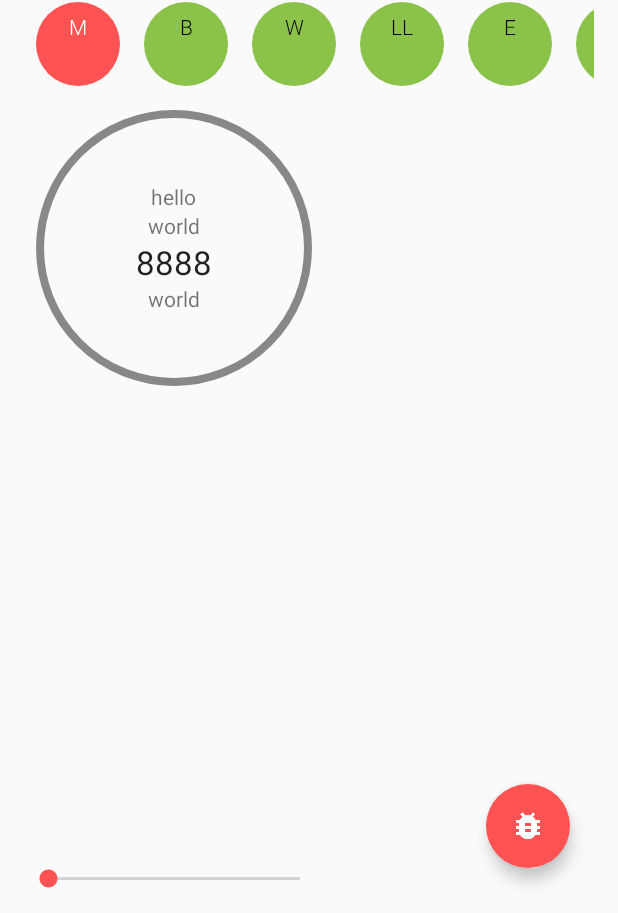
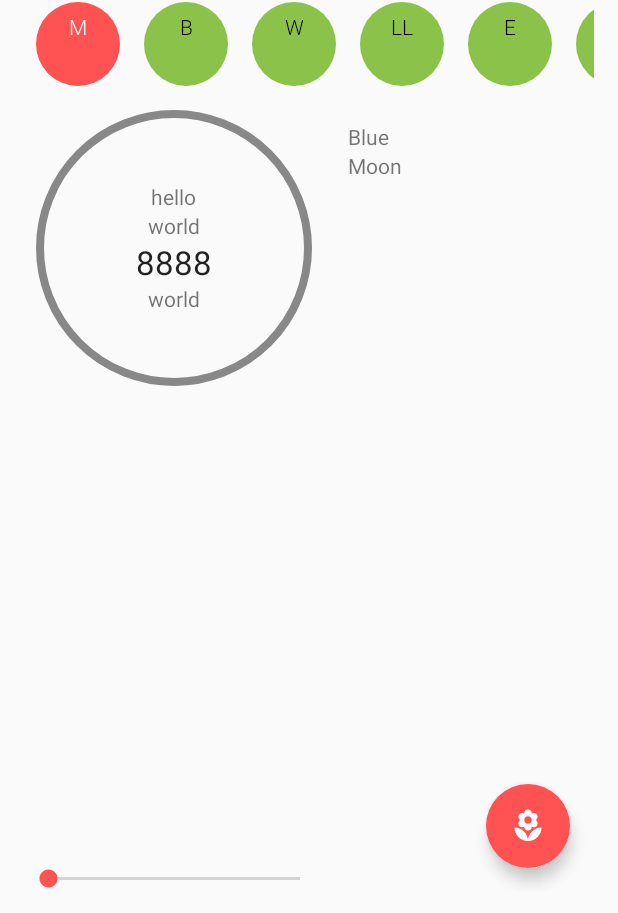
Before and after one commit to maiatoday/Minotaur, an Android app: the screen it shows after launch (MainActivity), on a phone screen of 412 x 824 dp. Shown: the part 320-1233 px from the top of the screen. Run offline under Robolectric (Android 15) with nearby library versions, the phone set to English and light mode, and no system bars; our stand-ins replace data binding.

```diff
--- a/app/build.gradle
+++ b/app/build.gradle
@@ -1,13 +1,14 @@
 apply plugin: 'com.android.application'
+apply plugin: 'com.android.databinding'
 
 android {
-    compileSdkVersion 22
-    buildToolsVersion "22.0.1"
+    compileSdkVersion 23
+    buildToolsVersion "23.0.1"
 
     defaultConfig {
         applicationId "net.maiatoday.minotaur"
         minSdkVersion 14
-        targetSdkVersion 22
+        targetSdkVersion 23
         versionCode 1
         versionName "1.0"
     }
@@ -22,7 +23,7 @@ android {
 dependencies {
     compile fileTree(dir: 'libs', include: ['*.jar'])
 
-    compile 'com.android.support:appcompat-v7:22.2.0'
-    compile 'com.android.support:support-v4:22.2.0'
-    compile 'com.android.support:design:22.2.0'
+    compile 'com.android.support:appcompat-v7:23.0.1'
+    compile 'com.android.support:support-v4:23.0.1'
+    compile 'com.android.support:design:23.0.1'
 }
--- /dev/null
+++ b/app/src/main/java/net/maiatoday/minotaur/User.java
@@ -0,0 +1,13 @@
+package net.maiatoday.minotaur;
+
+/**
+ * Created by maia on 2015/09/08.
+ */
+public class User {
+    public final String firstName;
+    public final String lastName;
+    public User(String firstName, String lastName) {
+        this.firstName = firstName;
+        this.lastName = lastName;
+    }
+}
--- a/app/src/main/java/net/maiatoday/minotaur/ui/activity/MainActivity.java
+++ b/app/src/main/java/net/maiatoday/minotaur/ui/activity/MainActivity.java
@@ -1,6 +1,7 @@
 package net.maiatoday.minotaur.ui.activity;
 
 import android.content.Intent;
+import android.databinding.DataBindingUtil;
 import android.os.Bundle;
 import android.support.design.widget.FloatingActionButton;
 import android.support.v4.app.Fragment;
@@ -12,12 +13,15 @@ import android.view.Menu;
 import android.view.MenuItem;
 import android.view.View;
 import android.view.ViewGroup;
+import android.view.animation.Animation;
 import android.widget.RadioGroup;
 import android.widget.SeekBar;
 import android.widget.TextView;
 import android.widget.Toast;
 
 import net.maiatoday.minotaur.R;
+import net.maiatoday.minotaur.User;
+import net.maiatoday.minotaur.databinding.FragmentMainBinding;
 import net.maiatoday.minotaur.red.Red;
 import net.maiatoday.minotaur.ui.view.LengthPicker;
 import net.maiatoday.minotaur.ui.view.MiniGauge;
@@ -112,10 +116,16 @@ public class MainActivity extends AppCompatActivity {
             updateArea();
         }
 
+
         @Override
         public View onCreateView(LayoutInflater inflater, ViewGroup container,
                                  Bundle savedInstanceState) {
             View rootView = inflater.inflate(R.layout.fragment_main, container, false);
+
+            FragmentMainBinding binding = FragmentMainBinding.bind(rootView);
+            User user = new User("Blue", "Moon");
+            binding.setUser(user);
+
             mWidth = (LengthPicker) rootView.findViewById(R.id.length_picker_width);
             mHeight = (LengthPicker) rootView.findViewById(R.id.length_picker_height);
             mArea = (TextView) rootView.findViewById(R.id.area_text);
--- /dev/null
+++ b/app/src/main/res/drawable/ic_local_florist_24dp.xml
@@ -0,0 +1,9 @@
+<vector xmlns:android="http://schemas.android.com/apk/res/android"
+        android:width="24dp"
+        android:height="24dp"
+        android:viewportWidth="24.0"
+        android:viewportHeight="24.0">
+    <path
+        android:fillColor="#000000"
+        android:pathData="M12,22c4.97,0 9,-4.03 9,-9 -4.97,0 -9,4.03 -9,9zM5.6,10.25c0,1.38 1.12,2.5 2.5,2.5 0.53,0 1.01,-0.16 1.42,-0.44l-0.02,0.19c0,1.38 1.12,2.5 2.5,2.5s2.5,-1.12 2.5,-2.5l-0.02,-0.19c0.4,0.28 0.89,0.44 1.42,0.44 1.38,0 2.5,-1.12 2.5,-2.5 0,-1 -0.59,-1.85 -1.43,-2.25 0.84,-0.4 1.43,-1.25 1.43,-2.25 0,-1.38 -1.12,-2.5 -2.5,-2.5 -0.53,0 -1.01,0.16 -1.42,0.44l0.02,-0.19C14.5,2.12 13.38,1 12,1S9.5,2.12 9.5,3.5l0.02,0.19c-0.4,-0.28 -0.89,-0.44 -1.42,-0.44 -1.38,0 -2.5,1.12 -2.5,2.5 0,1 0.59,1.85 1.43,2.25 -0.84,0.4 -1.43,1.25 -1.43,2.25zM12,5.5c1.38,0 2.5,1.12 2.5,2.5s-1.12,2.5 -2.5,2.5S9.5,9.38 9.5,8s1.12,-2.5 2.5,-2.5zM3,13c0,4.97 4.03,9 9,9 0,-4.97 -4.03,-9 -9,-9z"/>
+</vector>
--- a/app/src/main/res/layout/fragment_main.xml
+++ b/app/src/main/res/layout/fragment_main.xml
@@ -1,6 +1,15 @@
-<RelativeLayout xmlns:android="http://schemas.android.com/apk/res/android"
+<layout xmlns:android="http://schemas.android.com/apk/res/android"
     xmlns:app="http://schemas.android.com/apk/res-auto"
-    xmlns:tools="http://schemas.android.com/tools"
+    xmlns:tools="http://schemas.android.com/tools">
+
+    <data>
+
+        <variable
+            name="user"
+            type="net.maiatoday.minotaur.User" />
+    </data>
+
+    <RelativeLayout
         android:layout_width="match_parent"
         android:layout_height="match_parent"
         android:paddingBottom="@dimen/activity_vertical_margin"
@@ -65,7 +74,8 @@
             android:layout_height="wrap_content"
             android:layout_alignTop="@+id/length_picker_width"
             android:layout_toEndOf="@+id/length_picker_width"
-        android:layout_toRightOf="@+id/length_picker_width" />
+            android:layout_toRightOf="@+id/length_picker_width"
+            android:id="@+id/checkBox" />
 
         <HorizontalScrollView
             android:id="@+id/mini_gauges"
@@ -185,6 +195,28 @@
             <include layout="@layout/gauge_labels" />
         </net.maiatoday.minotaur.ui.view.Gauge>
 
+
+        <LinearLayout
+            android:layout_width="wrap_content"
+            android:layout_height="wrap_content"
+            android:orientation="vertical"
+            android:layout_toRightOf="@+id/gauge"
+            android:layout_alignTop="@+id/gauge"
+            android:padding="16dp">
+
+            <TextView
+                android:layout_width="wrap_content"
+                android:layout_height="wrap_content"
+                android:text="@{user.firstName}"
+                tools:text="name"/>
+
+            <TextView
+                android:layout_width="wrap_content"
+                android:layout_height="wrap_content"
+                android:text="@{user.lastName}"
+                tools:text="last"/>
+        </LinearLayout>
+
         <SeekBar
             android:id="@+id/seekBar"
             android:layout_width="wrap_content"
@@ -201,9 +233,12 @@
             android:layout_alignParentBottom="true"
             android:layout_alignParentRight="true"
             android:layout_margin="@dimen/fab_margin"
-        android:src="@drawable/ic_bug_report_white_24dp"
+            android:src="@drawable/ic_local_florist_24dp"
             android:text="@string/pow"
+            android:tint="@color/white"
             app:borderWidth="0dp"
             app:fabSize="normal" />
 
     </RelativeLayout>
+
+</layout>
--- a/app/src/main/res/values/colors.xml
+++ b/app/src/main/res/values/colors.xml
@@ -3,6 +3,8 @@
     <color name="primary">#8BC34A</color>
     <color name="primary_dark">#689F38</color>
     <color name="accent">#FF5252</color>
+
+    <color name="white">#ffffff</color>
 
     <color name="seafoam">#ffc6f9e5</color>
     <color name="chartreuse">#ffb6e9b5</color>
--- a/build.gradle
+++ b/build.gradle
@@ -5,7 +5,8 @@ buildscript {
         jcenter()
     }
     dependencies {
-        classpath 'com.android.tools.build:gradle:1.0.0'
+        classpath 'com.android.tools.build:gradle:1.4.0-beta1'
+        classpath "com.android.databinding:dataBinder:1.0-rc1"
 
         // NOTE: Do not place your application dependencies here; they belong
         // in the individual module build.gradle files
```
Lines whose indentation alone changed are shown as unchanged.
